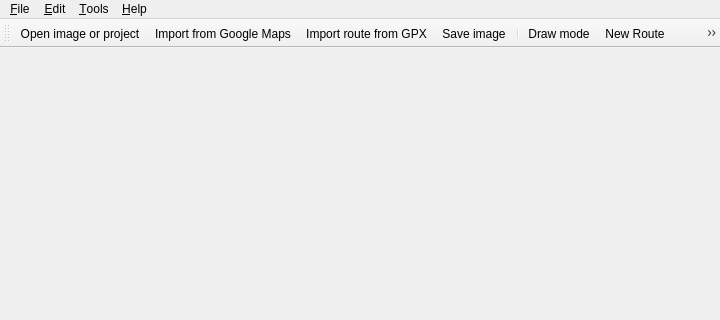
Old version of the form src/routegen.ui in the repository michjans/routegen; both pictures show x 0 to 720 and y 0 to 320 of the 720 by 520 pixel window.
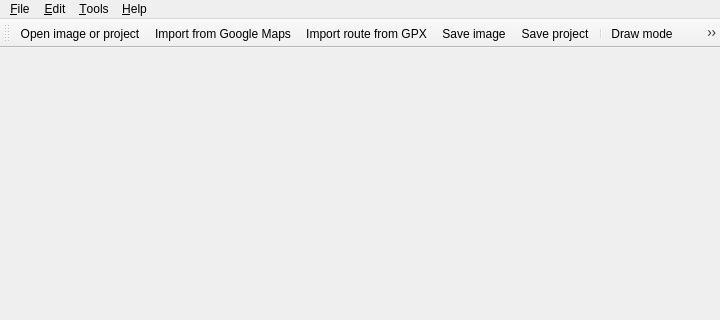
New version of the form. Icons and pictures are not drawn.

Commit message: Saving and loading project files

What changed in the file:
```diff
--- a/src/routegen.ui
+++ b/src/routegen.ui
@@ -112,6 +112,7 @@
    <addaction name="actionImport_Google_Map"/>
    <addaction name="actionImport_GPX"/>
    <addaction name="actionSave_image"/>
+   <addaction name="actionSave_project"/>
    <addaction name="separator"/>
    <addaction name="actionDraw_mode"/>
    <addaction name="actionNew_route"/>
```
Left out of the diff: 5 changed lines with no effect on the pictures. The commit also changes 13 other files.
